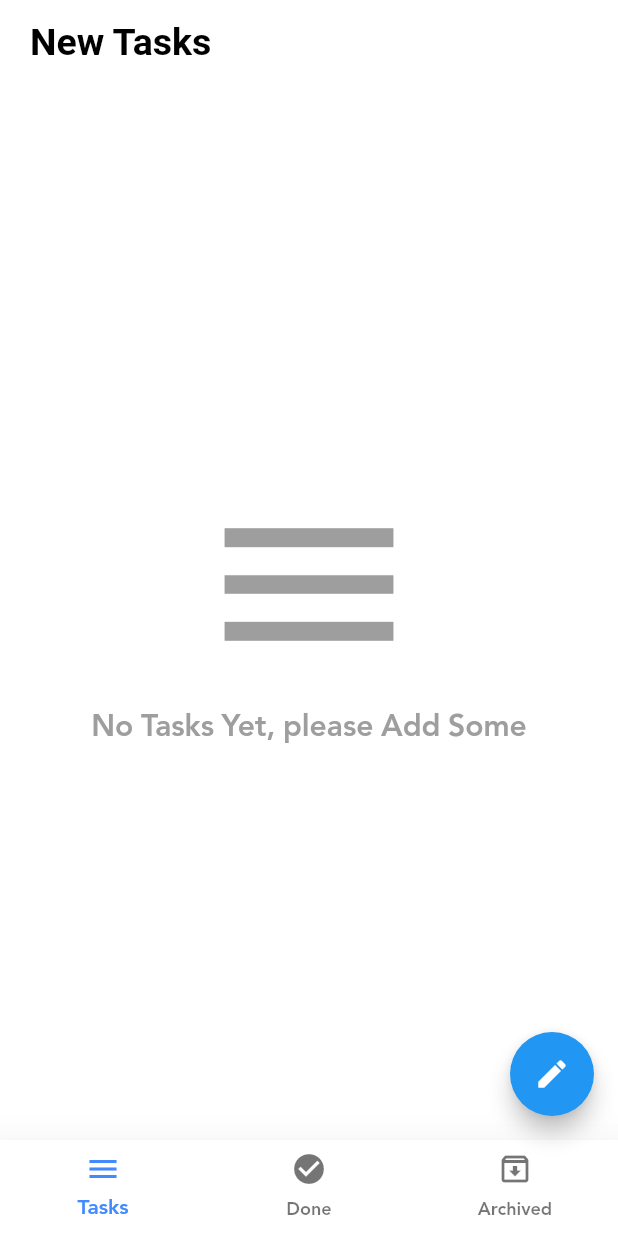
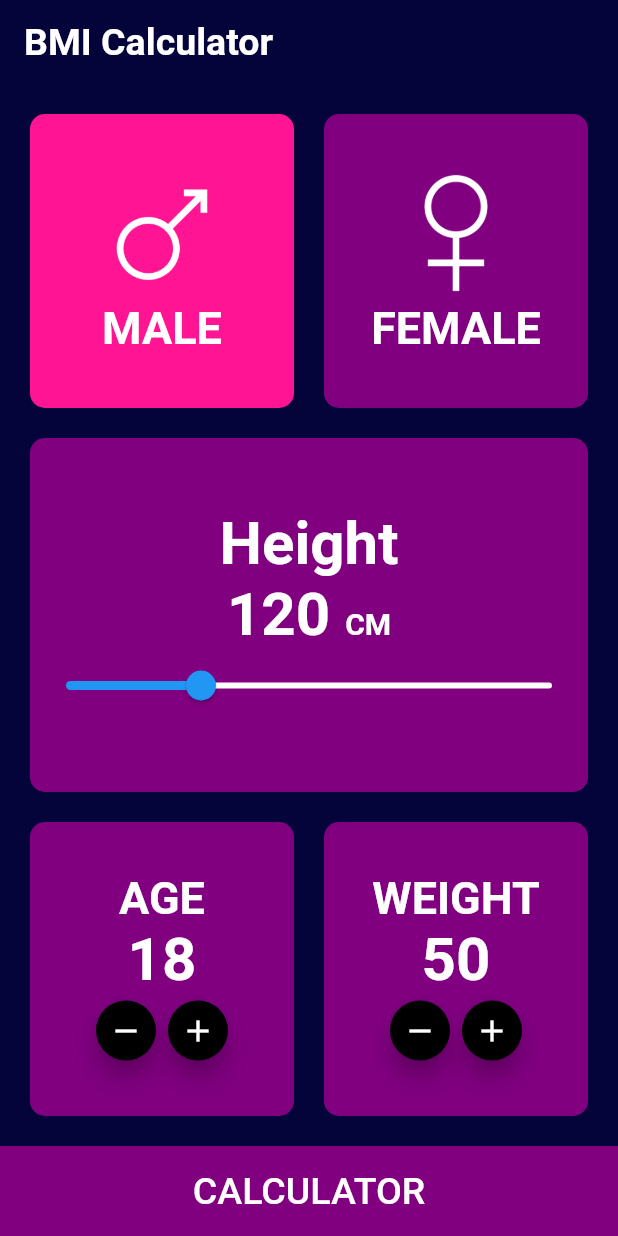
Before and after one commit to HusseinMohamed99/My_flutter_projects, a Flutter app: the screen it shows after launch, on a phone screen of 412 x 824 dp. Run offline on Flutter 3.47's test engine with Material 2 defaults, Android fonts, the phone set to English and light mode, and no system bars; our stand-ins replace bloc, conditional_builder, dio, flutter_bloc, hexcolor, shared_preferences and 1 more; accounts and stored records are empty.

Commit message:
bmi_calculator

```diff
--- a/lib/main.dart
+++ b/lib/main.dart
@@ -1,74 +1,24 @@
 import 'package:flutter/material.dart';
-import 'package:flutter_bloc/flutter_bloc.dart';
-import 'package:flutter_projects/bloc_observer.dart';
-import 'package:flutter_projects/layout/todo_app/todo_layout.dart';
-import 'package:flutter_projects/network/local/cache_helper.dart';
-import 'package:flutter_projects/network/remote/dio_helper.dart';
-import 'package:flutter_projects/shared/cubit/cubit.dart';
-import 'package:flutter_projects/styles/themes.dart';
+import 'package:flutter_projects/modules/BMI_Screen.dart';
 
+void main() {
+  runApp(MyApp());
+}
 
-import 'shared/cubit/states.dart';
-
-void main() async {
-
-  // بيتأكد ان كل حاجة خلصت و بعدين يرن
-  WidgetsFlutterBinding.ensureInitialized();
-
-  Bloc.observer = MyBlocObserver();
-  DioHelper.init();
-  await CacheHelper.init();
-
-  bool isDark = CacheHelper.getData(key: 'isDark');
-
-
-
-  runApp(MyApp(
-    isDark: isDark,
-
-  ));
-}
 // Stateless
 // Stateful
+
 // class MyApp
+
 class MyApp extends StatelessWidget {
+// constructor
+// build
 
-  final bool isDark;
-
-
-  MyApp({
-    this.isDark,
-
-  });
-  // constructor
-  // build
   @override
   Widget build(BuildContext context) {
-    return MultiBlocProvider(
-      providers: [
-
-        BlocProvider(create:(context)=> AppCubit()
-          ..changeAppMode(
-            fromShared: isDark,
-          )
-        ),
-
-
-      ],
-      child: BlocConsumer<AppCubit,AppStates>(
-        listener: (context,state){},
-        builder: (context,state)
-        {
-          return MaterialApp(
-            debugShowCheckedModeBanner: false,
-            theme: lightTheme,
-            darkTheme: darkTheme,
-            themeMode:
-            AppCubit.get(context).isDark? ThemeMode.light : ThemeMode.dark,
-            home:Home_Layout(),
-          );
-        },
-      ),
+    return MaterialApp(
+      debugShowCheckedModeBanner: false,
+      home:BMI_Screen(),
     );
   }
 }
--- /dev/null
+++ b/lib/modules/BMI_Screen.dart
@@ -0,0 +1,371 @@
+import 'dart:math';
+import 'package:flutter/material.dart';
+import 'package:hexcolor/hexcolor.dart';
+
+import 'BMI_Result_Screen.dart';
+
+class BMI_Screen extends StatefulWidget {
+  @override
+  _BMI_ScreenState createState() => _BMI_ScreenState();
+}
+
+class _BMI_ScreenState extends State<BMI_Screen> {
+  bool isMale = true;
+  double HEIGHT = 120.0;
+  int AGE = 18;
+  int WEIGHT = 50;
+
+  @override
+  Widget build(BuildContext context) {
+    return Scaffold(
+        backgroundColor: HexColor('#04043A'),
+        appBar: AppBar(
+          elevation: 0.0,
+          backgroundColor: HexColor('#04043A'),
+          title: Text(
+            'BMI Calculator',
+            style: TextStyle(
+              color: Colors.white,
+              fontSize: 25.0,
+              fontWeight: FontWeight.bold,
+            ),
+          ),
+        ),
+        body: Column(
+          children: [
+            // Part 1
+            Expanded(
+              child: Padding(
+                padding: const EdgeInsets.all(20.0),
+                child: Row(
+                  children: [
+                    Expanded(
+                      child: GestureDetector(
+                        onTap: () {
+                          setState(() {
+                            isMale = true;
+                          });
+                        },
+                        child: Container(
+                          decoration: BoxDecoration(
+                            borderRadius: BorderRadius.circular(
+                              10.0,
+                            ),
+                            color: isMale ?   HexColor('#ff1493'): HexColor('#800080'),
+                          ),
+                          child: Column(
+                            mainAxisAlignment: MainAxisAlignment.center,
+                            crossAxisAlignment: CrossAxisAlignment.center,
+                            children: [
+                              Image(
+                                color: Colors.white,
+                                image: AssetImage(
+                                  'assets/images/male.png',
+                                ),
+                                width: 90.0,
+                                height: 90.0,
+                              ),
+                              Text(
+                                'MALE',
+                                style: TextStyle(
+                                  color: Colors.white,
+                                  fontSize: 30.0,
+                                  fontWeight: FontWeight.bold,
+                                ),
+                              ),
+                            ],
+                          ),
+                        ),
+                      ),
+                    ),
+                    SizedBox(
+                      width: 20.0,
+                    ),
+                    Expanded(
+                      child: GestureDetector(
+                        onTap: () {
+                          setState(() {
+                            isMale = false;
+                          });
+                        },
+                        child: Container(
+                          decoration: BoxDecoration(
+                            borderRadius: BorderRadius.circular(
+                              10.0,
+                            ),
+                            color: !isMale ? HexColor('#ff1493'): HexColor('#800080'),
+                          ),
+                          child: Column(
+                            mainAxisAlignment: MainAxisAlignment.center,
+                            crossAxisAlignment: CrossAxisAlignment.center,
+                            children: [
+                              Image(
+                                color: Colors.white,
+                                image: AssetImage(
+                                  'assets/images/female.png',
+                                ),
+                                width: 90.0,
+                                height: 90.0,
+                              ),
+                              Text(
+                                'FEMALE',
+                                style: TextStyle(
+                                  color: Colors.white,
+                                  fontSize: 30.0,
+                                  fontWeight: FontWeight.bold,
+                                ),
+                              ),
+                            ],
+                          ),
+                        ),
+                      ),
+                    ),
+                  ],
+                ),
+              ),
+            ),
+
+            // Part 2
+            Expanded(
+                child: Padding(
+              padding: const EdgeInsets.symmetric(
+                horizontal: 20.0,
+              ),
+                child: Container(
+                decoration: BoxDecoration(
+                  borderRadius: BorderRadius.circular(
+                    10.0,
+                  ),
+                  color:HexColor('#800080'),
+                ),
+                child: Column(
+                  mainAxisAlignment: MainAxisAlignment.center,
+                  children: [
+                    Text(
+                      'Height',
+                      style: TextStyle(
+                        color: Colors.white,
+                        fontSize: 40.0,
+                        fontWeight: FontWeight.bold,
+                      ),
+                    ),
+                    Row(
+                      mainAxisAlignment: MainAxisAlignment.center,
+                      crossAxisAlignment: CrossAxisAlignment.baseline,
+                      textBaseline: TextBaseline.alphabetic,
+                      children: [
+                        Text(
+                          '${HEIGHT.round()}',
+                          style: TextStyle(
+                            color: Colors.white,
+                            fontSize: 40.0,
+                            fontWeight: FontWeight.bold,
+                          ),
+                        ),
+                        SizedBox(
+                          width: 10.0,
+                        ),
+                        Text(
+                          'CM',
+                          style: TextStyle(
+                            color: Colors.white,
+                            fontSize: 20.0,
+                            fontWeight: FontWeight.bold,
+                          ),
+                        ),
+                      ],
+                    ),
+                    Slider(
+                      inactiveColor: Colors.white,
+                      value: HEIGHT,
+                      min: 70,
+                      max: 250,
+                      onChanged: (value) {
+                        setState(() {
+                          HEIGHT = value;
+
+                        });
+                      },
+                    ),
+                  ],
+                ),
+              ),
+            )),
+
+            // Part 3
+            Expanded(
+              child: Padding(
+                padding: const EdgeInsets.all(20.0),
+                child: Row(
+                  children: [
+                    Expanded(
+                      child: Container(
+                        decoration: BoxDecoration(
+                          borderRadius: BorderRadius.circular(
+                            10.0,
+                          ),
+                          color:HexColor('#800080') ,
+                        ),
+                        child: Column(
+                          crossAxisAlignment: CrossAxisAlignment.center,
+                          mainAxisAlignment: MainAxisAlignment.center,
+                          children: [
+                            Text(
+                              'AGE',
+                              style: TextStyle(
+                                color: Colors.white,
+                                fontSize: 30.0,
+                                fontWeight: FontWeight.bold,
+                              ),
+                            ),
+                            Text(
+                              '$AGE',
+                              style: TextStyle(
+                                color: Colors.white,
+                                fontSize: 40.0,
+                                fontWeight: FontWeight.bold,
+                              ),
+                            ),
+                            Row(
+                              mainAxisAlignment: MainAxisAlignment.center,
+                              children: [
+                                FloatingActionButton(
+
+                                  onPressed: () {
+                                    setState(() {
+                                      AGE--;
+                                    });
+                                  },
+                                  mini: true,
+                                  child: Icon(
+                                    Icons.remove,
+                                    color: Colors.white,
+                                  ),
+                                  backgroundColor: Colors.black,
+                                ),
+                                FloatingActionButton(
+                                  onPressed: () {
+                                    setState(() {
+                                      AGE++;
+                                    });
+                                  },
+                                  mini: true,
+                                  child: Icon(
+                                    Icons.add,
+                                    color: Colors.white,
+                                  ),
+                                  backgroundColor: Colors.black,
+                                ),
+
+                              ],
+                            ),
+                          ],
+                        ),
+                      ),
+                    ),
+                    SizedBox(
+                      width: 20.0,
+                    ),
+                    Expanded(
+                      child: Container(
+                        decoration: BoxDecoration(
+                          borderRadius: BorderRadius.circular(
+                            10.0,
+                          ),
+                          color:  HexColor('#800080'),
+                        ),
+                        child: Column(
+                          mainAxisAlignment: MainAxisAlignment.center,
+                          children: [
+                            Text(
+                              'WEIGHT',
+                              style: TextStyle(
+                                color: Colors.white,
+                                fontSize: 30.0,
+                                fontWeight: FontWeight.bold,
+                              ),
+                            ),
+                            Text(
+                              '$WEIGHT',
+                              style: TextStyle(
+                                color: Colors.white,
+                                fontSize: 40.0,
+                                fontWeight: FontWeight.bold,
+                              ),
+                            ),
+                            Row(
+                              mainAxisAlignment: MainAxisAlignment.center,
+                              children: [
+                                FloatingActionButton(
+                                  onPressed: () {
+                                    setState(() {
+                                      WEIGHT--;
+                                    });
+                                  },
+                                  mini: true,
+                                  child: Icon(
+                                    Icons.remove,
+                                    color: Colors.white,
+                                  ),
+                                  backgroundColor: Colors.black,
+                                ),
+                                FloatingActionButton(
+                                  onPressed: () {
+                                    setState(() {
+                                      WEIGHT++;
+                                    });
+                                  },
+                                  mini: true,
+                                  child: Icon(
+                                    Icons.add,
+                                    color: Colors.white,
+                                  ),
+                                  backgroundColor: Colors.black,
+                                ),
+                              ],
+                            ),
+                          ],
+                        ),
+                      ),
+                    ),
+                  ],
+                ),
+              ),
+            ),
+
+            // Part 4 (Button)
+            Container(
+              color:  HexColor('#800080') ,
+              width: double.infinity,
+              child: MaterialButton(
+                onPressed: () {
+                  double result = WEIGHT / pow(HEIGHT / 100, 2);
+
+                  print(result.round());
+
+                  Navigator.push(
+                    context,
+                    MaterialPageRoute(
+                      builder: (context) => BMI_Result_Screen(
+                        isMale: isMale,
+                        Age: AGE,
+                        Result: result.round(),
+                      ),
+                    ),
+                  );
+                },
+                height: 60.0,
+                child: Text(
+                  'CALCULATOR',
+                  style: TextStyle(
+                    color: Colors.white,
+                    fontSize: 25.0,
+                  ),
+                ),
+              ),
+            ),
+          ],
+        )
+    );
+  }
+}
```
Also changed, not shown: lib/modules/BMI_Result_Screen.dart (added, +135 -0 lines).
